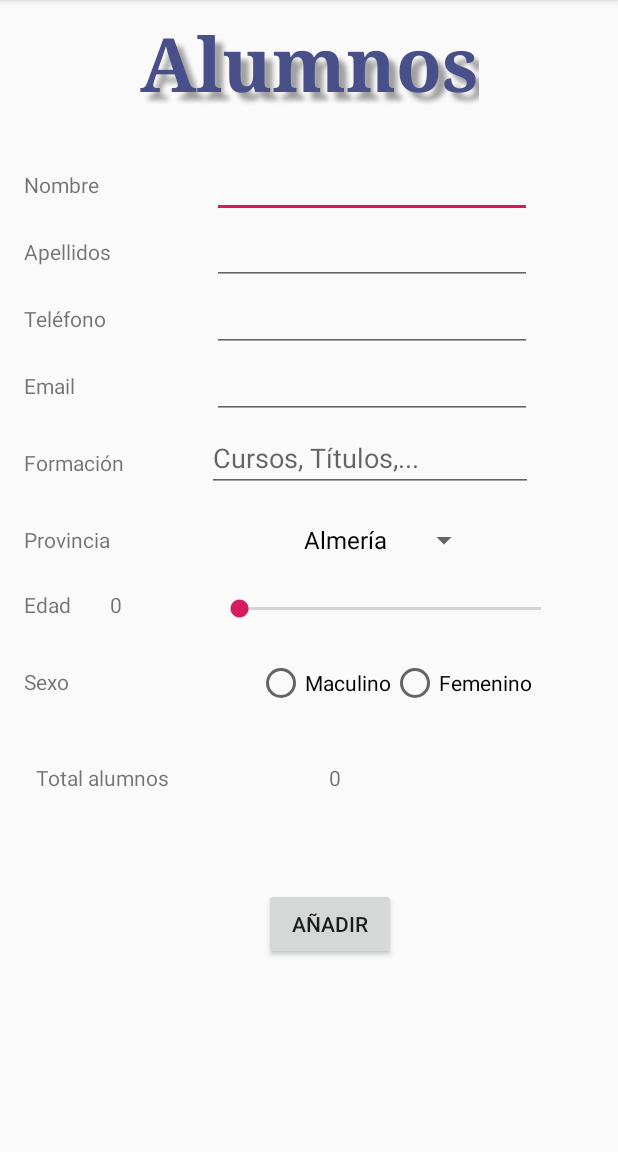
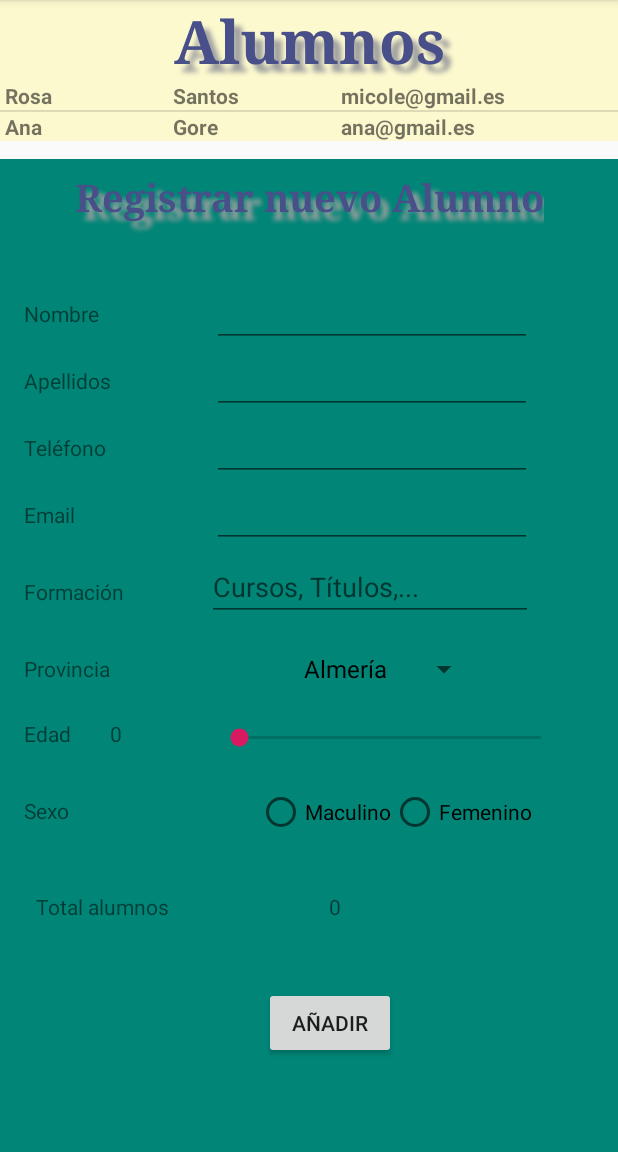
Before and after one commit to RosaAnaSantos/agenda_android, an Android app: the screen it shows after launch (MainActivity), on a phone screen of 412 x 824 dp, the part 84-1236 px from its top. Run offline under Robolectric (Android 15) with nearby library versions, the phone set to English and light mode, and no system bars.

Commit message:
Implementación de ListView con ArrayAdapter para guardar los registros que se recogen del formulario.

```diff
--- a/app/src/main/java/com/iesvirgendelcarmen/socialtech/Alumno.java
+++ b/app/src/main/java/com/iesvirgendelcarmen/socialtech/Alumno.java
@@ -24,10 +24,15 @@ public class Alumno implements Serializable {
         this.edad = edad;
         this.telefono = telefono;
         this.email = email;
-       // this.formacion = formacion;
-       // this.provincia = provincia;
+        this.formacion = formacion;
+        this.provincia = provincia;
     }
 
+    public Alumno(String nombre, String apellidos, String email) {
+        this.nombre = nombre;
+        this.apellidos = apellidos;
+        this.email = email;
+    }
 
     public Alumno(String nombre, String apellidos, int edad, String sexo, String telefono, String email, String formacion, String provincia) {
         this.nombre = nombre;
@@ -107,4 +112,9 @@ public class Alumno implements Serializable {
     public void setProvincia(String provincia) {
         this.provincia = provincia;
     }
+
+    @Override
+    public String toString() {
+        return getNombre() +" "+getApellidos()+" "+getEmail();
+    }
 }
--- /dev/null
+++ b/app/src/main/java/com/iesvirgendelcarmen/socialtech/AlumnoAdapter.java
@@ -0,0 +1,45 @@
+package com.iesvirgendelcarmen.socialtech;
+
+import android.content.Context;
+        import android.view.LayoutInflater;
+        import android.view.View;
+        import android.view.ViewGroup;
+        import android.widget.BaseAdapter;
+        import android.widget.ImageView;
+        import android.widget.TextView;
+        import java.util.List;
+public class AlumnoAdapter extends BaseAdapter {
+    private Context context;
+    private List<Alumno> list;
+    public AlumnoAdapter(Context context, List<Alumno> list) {
+        this.context = context;
+        this.list = list;
+    }
+    @Override
+    public int getCount() {
+        return list.size();
+    }
+    @Override
+    public Object getItem(int position) {
+        return list.get(position);
+    }
+    @Override
+    public long getItemId(int position) {
+        return position;
+    }
+    @Override
+    public View getView(int position, View convertView, ViewGroup parent) {
+        if (convertView == null) {
+            convertView = LayoutInflater.from(context).
+                    inflate(R.layout.alumnos, parent, false);
+        }
+        Alumno alumno = list.get(position);
+        TextView nombre = convertView.findViewById(R.id.textViewNombre);
+        TextView apellidos = convertView.findViewById(R.id.textViewApellidos);
+        TextView email = convertView.findViewById(R.id.textViewEmail);
+        nombre.setText(alumno.getNombre());
+        apellidos.setText(alumno.getApellidos());
+        email.setText(alumno.getEmail());
+        return convertView;
+    }
+}
--- a/app/src/main/java/com/iesvirgendelcarmen/socialtech/MainActivity.java
+++ b/app/src/main/java/com/iesvirgendelcarmen/socialtech/MainActivity.java
@@ -5,6 +5,7 @@ import android.view.View;
 import android.widget.ArrayAdapter;
 import android.widget.Button;
 import android.widget.EditText;
+import android.widget.ListView;
 import android.widget.MultiAutoCompleteTextView;
 import android.widget.RadioButton;
 import android.widget.RadioGroup;
@@ -18,6 +19,7 @@ public class MainActivity  extends AppCompatActivity  implements View.OnClickLis
     private Alumno alumno;
     private int numAlumnos;
     private List<Alumno> listaAlumnos = new ArrayList<Alumno>();
+    private List<Alumno> list = new ArrayList<Alumno>();
     private EditText editext_nombre;
     private EditText editext_apellidos;
     private EditText editext_telefono;
@@ -33,8 +35,9 @@ public class MainActivity  extends AppCompatActivity  implements View.OnClickLis
     private TextView valor_edad;
     public static final String KEY_ALUMNO = "Alumno";
     public static final String TOTAL = "TotalAlumnos";
+    private AlumnoAdapter alumnoAdapter = new AlumnoAdapter(this, list);
+    private ListView listView;
     private Button boton_guardar;
-
     @Override
     protected void onCreate(Bundle savedInstanceState) {
         super.onCreate(savedInstanceState);
@@ -49,18 +52,29 @@ public class MainActivity  extends AppCompatActivity  implements View.OnClickLis
         totalAlumnos = findViewById(R.id.total_alumnos);
         edad = findViewById(R.id.seekBar);
         valor_edad = findViewById(R.id.seekbar_valorEdad);
+
+
+
+        Alumno a=  new Alumno("Rosa","Santos","micole@gmail.es");
+        list.add(a);
+        Alumno b=  new Alumno("Ana","Gore","ana@gmail.es");
+        list.add(b);
+
+        listView = findViewById(R.id.listView_alumnos);
+        alumnoAdapter = new AlumnoAdapter(this, list);
+        listView.setAdapter(alumnoAdapter);
+
+
         if (edad != null) {
             edad.setOnSeekBarChangeListener(new SeekBar.OnSeekBarChangeListener() {
                 @Override
                 public void onProgressChanged(SeekBar seekBar, int progress, boolean fromUser) {
                     // Write code to perform some action when progress is changed.
                 }
-
                 @Override
                 public void onStartTrackingTouch(SeekBar seekBar) {
                     // Write code to perform some action when touch is started.
                 }
-
                 @Override
                 public void onStopTrackingTouch(SeekBar seekBar) {
                     // Write code to perform some action when touch is stopped.
@@ -75,7 +89,6 @@ public class MainActivity  extends AppCompatActivity  implements View.OnClickLis
             listaAlumnos = (ArrayList<Alumno>) savedInstanceState.getSerializable(KEY_ALUMNO);
             totalAlumnos.setText(listaAlumnos.size() + "");
         }
-
         //ArrayAdapter MultiAutoCompleteTextView
         String[] formaciones = getResources().getStringArray(R.array.formacion);
         ArrayAdapter adapterFormacion = new ArrayAdapter(this,
@@ -96,14 +109,11 @@ public class MainActivity  extends AppCompatActivity  implements View.OnClickLis
                 android.R.layout.simple_spinner_dropdown_item,
                 provincias);
         spinner_provincias.setAdapter(adapterProvincias);
-
         Button btn_cargar = findViewById(R.id.btn_guardar);
         btn_cargar.setOnClickListener(this);
     }
-
     @Override
     public void onClick(View v) {
-
         String nombre_alumno = editext_nombre.getText().toString();
         String apellidos_alumno = editext_apellidos.getText().toString();
         String telefono_alumno = editext_telefono.getText().toString();
@@ -114,22 +124,23 @@ public class MainActivity  extends AppCompatActivity  implements View.OnClickLis
         radioBotonMasculio = findViewById(R.id.radioButonMasculino);
         String sex = valorSexo(radioGroup);
         if (comprobarDatosFormularioAlumno(nombre_alumno, apellidos_alumno,telefono_alumno, email_alumno)) {
-
             if(formacion_alumno.length()==0){
                 formacion_alumno=" ----NO contesta en FORMACIÓN----";
             }
+
             new Alumno(nombre_alumno, apellidos_alumno, edad, sex, telefono_alumno, email_alumno, formacion_alumno, provincia);
-
             listaAlumnos.add(alumno);
+            Alumno as=  new Alumno(nombre_alumno, apellidos_alumno, email_alumno);
+            list.add(as);
+            new AlumnoAdapter(this, list);
+            listView.setAdapter(alumnoAdapter);
             numAlumnos = listaAlumnos.size();
             totalAlumnos.setText(numAlumnos + " ");
             limpiarCampos();
+
             Toast.makeText(this, "Se ha registrado " + nombre_alumno + " " + apellidos_alumno + " de " + edad + " edad y es " + sex + " con formación en " + formacion_alumno + " de la provincia de " + provincia + "\n Total: " + numAlumnos + " registrados", Toast.LENGTH_LONG).show();
-
         }
     }
-
-
     public boolean comprobarDatosFormularioAlumno(String nombre, String apellidos, String telefono, String email) {
         if (nombre.length() > 2) {
             if (apellidos.length() > 2) {
@@ -154,7 +165,6 @@ public class MainActivity  extends AppCompatActivity  implements View.OnClickLis
         }
         return false;
     }
-
     //Volvemos todos los campos del formulario a su valor por defecto
     public void limpiarCampos() {
         editext_nombre.setText(" ");
@@ -168,16 +178,14 @@ public class MainActivity  extends AppCompatActivity  implements View.OnClickLis
         radioGroup.clearCheck();
         editext_nombre.requestFocus();
     }
-
-
     //Método que devuelve el valor de RadioButton seleccionado
     public String valorSexo(RadioGroup sexoChico) {
-     int sex=sexoChico.getCheckedRadioButtonId();
-     String sexo;
+        int sex=sexoChico.getCheckedRadioButtonId();
+        String sexo;
         if (sex==R.id.radioButonMasculino) {
-          sexo = "chico";
+            sexo = "chico";
         }
-       else if(sex==R.id.radioButonFemenino){
+        else if(sex==R.id.radioButonFemenino){
             sexo="chica";
         }
         else{
@@ -185,7 +193,6 @@ public class MainActivity  extends AppCompatActivity  implements View.OnClickLis
         }
         return sexo;
     }
-
     @Override
     public void onSaveInstanceState(Bundle outState) {
         super.onSaveInstanceState(outState);
--- a/app/src/main/res/layout/activity_main.xml
+++ b/app/src/main/res/layout/activity_main.xml
@@ -1,9 +1,52 @@
 <?xml version="1.0" encoding="utf-8"?>
-<ScrollView xmlns:app="http://schemas.android.com/apk/res-auto"
+<LinearLayout
+    xmlns:app="http://schemas.android.com/apk/res-auto"
     xmlns:tools="http://schemas.android.com/tools"
     android:layout_width="match_parent"
     android:layout_height="match_parent"
-    xmlns:android="http://schemas.android.com/apk/res/android">
+    xmlns:android="http://schemas.android.com/apk/res/android"
+    android:orientation="vertical"
+    tools:context=".MainActivity">
+
+
+    <LinearLayout
+        android:layout_width="match_parent"
+        android:layout_height="wrap_content"
+        android:layout_marginBottom="12dp"
+        android:background="#4ffef46c"
+        android:orientation="vertical">
+        <TextView
+            android:layout_width="match_parent"
+            android:layout_height="wrap_content"
+            android:shadowColor="#a0a0a0"
+            android:shadowDx="8"
+            android:shadowDy="8"
+            android:shadowRadius="4"
+            android:text="Alumnos"
+            android:textAlignment="center"
+            android:textColor="#484f89"
+            android:textSize="40sp"
+            android:textStyle="bold"
+            android:typeface="serif"
+            android:layout_gravity="center"/>
+
+        <ListView
+            android:id="@+id/listView_alumnos"
+            android:layout_width="match_parent"
+            android:layout_height="wrap_content">
+
+        </ListView>
+
+    </LinearLayout>
+
+    <ScrollView
+        xmlns:app="http://schemas.android.com/apk/res-auto"
+        xmlns:tools="http://schemas.android.com/tools"
+        android:layout_width="match_parent"
+        android:layout_height="0dp"
+        xmlns:android="http://schemas.android.com/apk/res/android"
+        android:layout_weight="1"
+        android:background="@color/colorPrimary">
         <android.support.constraint.ConstraintLayout xmlns:android="http://schemas.android.com/apk/res/android"
             xmlns:app="http://schemas.android.com/apk/res-auto"
             xmlns:tools="http://schemas.android.com/tools"
@@ -21,10 +64,10 @@
                 android:shadowDx="8"
                 android:shadowDy="8"
                 android:shadowRadius="4"
-            android:text="Alumnos"
+                android:text="Registrar nuevo Alumno"
                 android:textAlignment="center"
                 android:textColor="#484f89"
-            android:textSize="50sp"
+                android:textSize="25sp"
                 android:textStyle="bold"
                 android:typeface="serif"
                 app:layout_constraintEnd_toEndOf="parent"
@@ -45,7 +88,7 @@
                 android:layout_width="wrap_content"
                 android:layout_height="wrap_content"
                 android:layout_marginStart="16dp"
-            android:layout_marginTop="32dp"
+                android:layout_marginTop="12dp"
                 android:text="Nombre"
                 app:layout_constraintStart_toStartOf="parent"
                 app:layout_constraintTop_toBottomOf="@+id/textV_titulo" />
@@ -144,19 +187,7 @@
                 android:text="Formación"
                 app:layout_constraintStart_toStartOf="parent"
                 app:layout_constraintTop_toBottomOf="@+id/textV_email" />
-        <!--
-        <Spinner
-            android:id="@+id/spinner_formacion"
-            android:layout_width="wrap_content"
-            android:layout_height="wrap_content"
-            android:layout_marginStart="16dp"
-            android:layout_marginTop="8dp"
-            android:layout_marginEnd="24dp"
-            android:entries="@array/formacion"
-            app:layout_constraintEnd_toEndOf="parent"
-            app:layout_constraintStart_toStartOf="@+id/guideline"
-            app:layout_constraintTop_toBottomOf="@+id/editText_email" />
-    -->
+
             <MultiAutoCompleteTextView
                 android:id="@+id/multiAutoCompleteTextView"
                 android:layout_width="217dp"
@@ -231,7 +262,7 @@
                 android:layout_width="wrap_content"
                 android:layout_height="wrap_content"
                 android:layout_marginStart="8dp"
-            android:layout_marginTop="56dp"
+                android:layout_marginTop="36dp"
                 android:layout_marginEnd="8dp"
                 android:text="AÑADIR"
                 app:layout_constraintEnd_toEndOf="parent"
@@ -296,3 +327,6 @@
             </RadioGroup>
         </android.support.constraint.ConstraintLayout>
     </ScrollView>
+
+
+</LinearLayout>
--- /dev/null
+++ b/app/src/main/res/layout/alumnos.xml
@@ -0,0 +1,36 @@
+<?xml version="1.0" encoding="utf-8"?>
+<LinearLayout
+    xmlns:android="http://schemas.android.com/apk/res/android"
+    android:layout_width="match_parent"
+    android:layout_height="match_parent"
+    android:orientation="horizontal">
+
+
+    <TextView
+        android:id="@+id/textViewNombre"
+        android:layout_width="0dp"
+        android:layout_weight="1"
+        android:textStyle="bold"
+        android:layout_height="wrap_content"
+        android:text="Nombre"
+        android:layout_marginLeft="3dp"/>
+
+    <TextView
+        android:id="@+id/textViewApellidos"
+        android:layout_width="0dp"
+        android:layout_weight="1"
+        android:layout_height="wrap_content"
+        android:text="Apellidos"
+        android:textStyle="bold"
+        android:layout_marginLeft="20dp"/>
+
+    <TextView
+        android:id="@+id/textViewEmail"
+        android:layout_width="0dp"
+        android:layout_weight="2"
+        android:layout_height="wrap_content"
+        android:textStyle="bold"
+        android:text="Email"
+        android:layout_marginLeft="20dp"/>
+
+</LinearLayout>
```
Also changed, not shown: 2 other files. Lines whose indentation alone changed are shown as unchanged.
